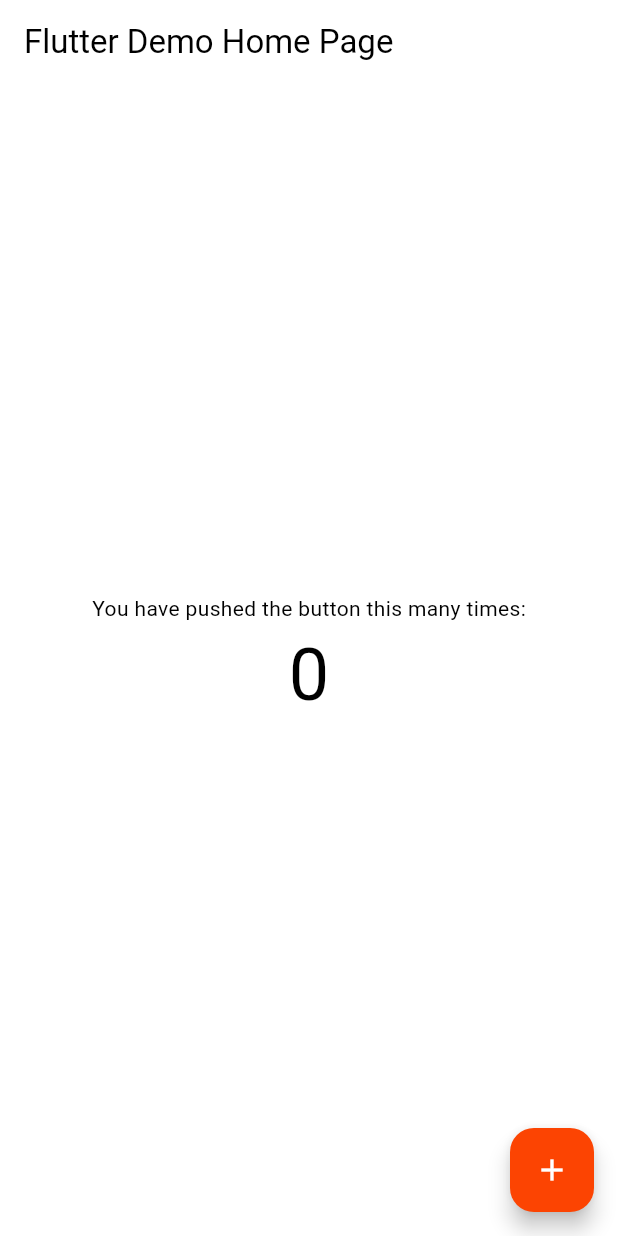
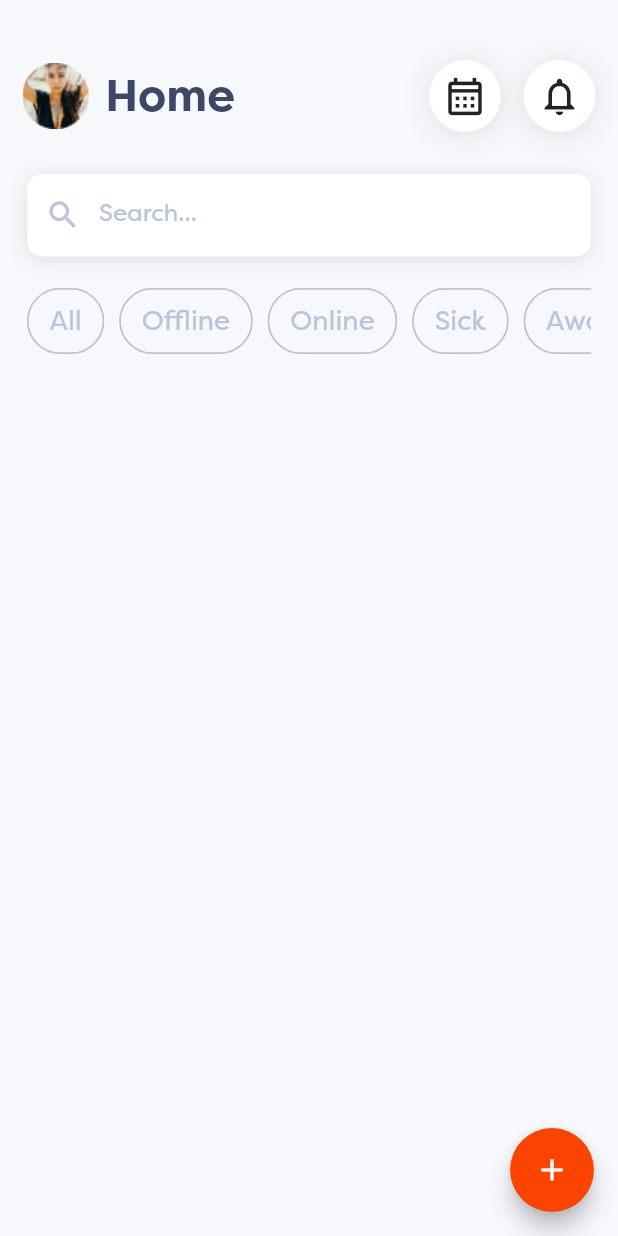
Before and after one commit to APuhanic/cobe-hive-mind-app-flutter, a Flutter app: the screen it shows after launch, on a phone screen of 412 x 824 dp. Run offline on Flutter 3.47's test engine with Material 2 defaults, Android fonts, the phone set to English and light mode, and no system bars.

Commit message:
Chips, search bar

```diff
--- a/lib/main.dart
+++ b/lib/main.dart
@@ -15,13 +15,27 @@
       title: 'Flutter Demo',
       debugShowCheckedModeBanner: false,
       theme: ThemeData(
-        useMaterial3: true,
-        colorScheme: ColorScheme.fromSwatch(
-          backgroundColor: const Color.fromRGBO(242, 247, 255, 1),
-          brightness: Brightness.light,
-        ),
-      ),
+          scaffoldBackgroundColor: const Color.fromRGBO(246, 248, 252, 1),
+          fontFamily: "FilsonPro",
+          textTheme: const TextTheme(
+            bodyLarge: TextStyle(
+              fontSize: 30,
+              fontWeight: FontWeight.w700,
+              color: Color.fromRGBO(61, 71, 102, 1),
+            ),
+            bodyMedium: TextStyle(
+              fontSize: 20,
+              color: Color.fromRGBO(61, 71, 102, 1),
+            ),
+            bodySmall: TextStyle(
+              fontSize: 15,
+              color: Color.fromRGBO(61, 71, 102, 1),
+            ),
+          )),
       home: const HomeScreen(title: 'Flutter Demo Home Page'),
+      builder: (context, child) {
+        return SafeArea(child: child!);
+      },
     );
   }
 }
--- a/lib/screens/home_screen.dart
+++ b/lib/screens/home_screen.dart
@@ -1,3 +1,6 @@
+import 'package:cobe_hive_mobile_app/widgets/app_header.dart';
+import 'package:cobe_hive_mobile_app/widgets/chip_list.dart';
+import 'package:cobe_hive_mobile_app/widgets/search_bar.dart';
 import 'package:flutter/material.dart';
 
 class HomeScreen extends StatelessWidget {
@@ -7,20 +10,25 @@
   @override
   Widget build(BuildContext context) {
     return Scaffold(
-      appBar: AppBar(
-        title: const Text('Flutter Demo Home Page'),
-      ),
-      body: const Center(
+      body: Center(
         child: Column(
-          mainAxisAlignment: MainAxisAlignment.center,
           children: <Widget>[
-            Text(
-              'You have pushed the button this many times:',
+            AppHeader(),
+            Padding(
+              padding:
+                  EdgeInsets.only(left: 18, right: 18, top: 28, bottom: 18),
+              child: CobeSearchBar(),
             ),
-            Text(
-              '0',
-              style: TextStyle(fontSize: 48),
-            ),
+            Padding(
+              padding: const EdgeInsets.only(
+                left: 18,
+                right: 18,
+              ),
+              child: Container(
+                height: 50, //zašto height?
+                child: ChipList(),
+              ),
+            )
           ],
         ),
       ),
--- /dev/null
+++ b/lib/widgets/app_header.dart
@@ -0,0 +1,69 @@
+import 'package:flutter/material.dart';
+
+class AppHeader extends StatelessWidget {
+  const AppHeader({super.key});
+
+  @override
+  Widget build(BuildContext context) {
+    return Padding(
+      padding: const EdgeInsets.only(top: 40, left: 15, right: 15),
+      child: Row(
+        children: [
+          Image.asset(
+            'images/profile_pic.png',
+          ),
+          const SizedBox(width: 10),
+          Text("Home", style: Theme.of(context).textTheme.bodyLarge),
+          Expanded(child: Container()),
+          Container(
+            decoration: const BoxDecoration(
+              color: Color.fromRGBO(255, 255, 255, 1),
+              shape: BoxShape.circle,
+              boxShadow: [
+                BoxShadow(
+                  color: Color.fromRGBO(0, 0, 0, 0.1),
+                  offset: Offset(0, 2),
+                  blurRadius: 15.0,
+                ),
+              ],
+            ),
+            child: IconButton(
+              onPressed: () {},
+              style: IconButton.styleFrom(
+                shape: const CircleBorder(),
+                elevation: 20,
+                backgroundColor: Colors.white,
+              ),
+              icon: const Icon(Icons.calendar_month_outlined),
+              iconSize: 30,
+            ),
+          ),
+          const SizedBox(width: 15),
+          Container(
+            decoration: const BoxDecoration(
+              color: Color.fromRGBO(255, 255, 255, 1),
+              shape: BoxShape.circle,
+              boxShadow: [
+                BoxShadow(
+                  color: Color.fromRGBO(0, 0, 0, 0.1),
+                  offset: Offset(0, 2),
+                  blurRadius: 15.0,
+                ),
+              ],
+            ),
+            child: IconButton(
+              onPressed: () {},
+              style: IconButton.styleFrom(
+                shape: const CircleBorder(),
+                elevation: 8,
+                backgroundColor: Colors.white,
+              ),
+              icon: const Icon(Icons.notifications_outlined),
+              iconSize: 30,
+            ),
+          ),
+        ],
+      ),
+    );
+  }
+}
--- /dev/null
+++ b/lib/widgets/chip_list.dart
@@ -0,0 +1,44 @@
+import 'package:flutter/material.dart';
+
+class ChipList extends StatelessWidget {
+  ChipList({super.key});
+  final List<String> chipsText = [
+    "All",
+    "Offline",
+    "Online",
+    "Sick",
+    "Away",
+    "Vacation",
+    "Parental",
+    "Other"
+  ];
+  @override
+  Widget build(BuildContext context) {
+    return ListView.separated(
+      scrollDirection: Axis.horizontal,
+      itemCount: chipsText.length,
+      itemBuilder: (context, index) {
+        return Chip(
+          label: Padding(
+            padding: const EdgeInsets.all(6.0),
+            child: Text(chipsText[index],
+                style: const TextStyle(
+                  color: Color.fromRGBO(188, 196, 220, 1),
+                  fontSize: 18,
+                  fontWeight: FontWeight.w100,
+                )),
+          ),
+          backgroundColor:
+              const Color.fromRGBO(246, 248, 252, 1), //neradi transparrent?
+          shape: const StadiumBorder(
+            side: BorderSide(
+              color: Color.fromRGBO(188, 196, 220, 1),
+              width: 1,
+            ),
+          ),
+        );
+      },
+      separatorBuilder: (context, index) => const SizedBox(width: 10),
+    );
+  }
+}
--- /dev/null
+++ b/lib/widgets/employee_card.dart
@@ -0,0 +1,85 @@
+import 'package:flutter/material.dart';
+
+class EmployeeCard extends StatelessWidget {
+  EmployeeCard({super.key});
+
+  @override
+  Widget build(BuildContext context) {
+    return Card(
+      elevation: 0,
+      shape: RoundedRectangleBorder(
+        borderRadius: BorderRadius.circular(10),
+      ),
+      child: Container(
+        height: 100,
+        decoration: BoxDecoration(
+          color: const Color.fromRGBO(255, 255, 255, 1),
+          borderRadius: BorderRadius.circular(10),
+          boxShadow: const [
+            BoxShadow(
+              color: Color.fromRGBO(0, 0, 0, 0.1),
+              offset: Offset(0, 2),
+              blurRadius: 10.0,
+            ),
+          ],
+        ),
+        child: Row(
+          children: [
+            Padding(
+              padding: const EdgeInsets.only(left: 18, right: 18),
+              child: Container(
+                width: 60,
+                height: 60,
+                decoration: const BoxDecoration(
+                  shape: BoxShape.circle,
+                  image: DecorationImage(
+                    image: AssetImage("assets/images/employee.png"),
+                    fit: BoxFit.cover,
+                  ),
+                ),
+              ),
+            ),
+            Column(
+              mainAxisAlignment: MainAxisAlignment.center,
+              crossAxisAlignment: CrossAxisAlignment.start,
+              children: [
+                const Text(
+                  "John Doe",
+                  style: TextStyle(
+                    fontSize: 20,
+                    fontWeight: FontWeight.w700,
+                    color: Color.fromRGBO(61, 71, 102, 1),
+                  ),
+                ),
+                const SizedBox(height: 5),
+                const Text(
+                  "Software Engineer",
+                  style: TextStyle(
+                    fontSize: 15,
+                    color: Color.fromRGBO(61, 71, 102, 1),
+                  ),
+                ),
+              ],
+            ),
+            const Spacer(),
+            Padding(
+              padding: const EdgeInsets.only(right: 18),
+              child: Container(
+                width: 60,
+                height: 60,
+                decoration: const BoxDecoration(
+                  shape: BoxShape.circle,
+                  color: Color.fromRGBO(252, 68, 2, 1),
+                ),
+                child: const Icon(
+                  Icons.arrow_forward_ios,
+                  color: Colors.white,
+                ),
+              ),
+            ),
+          ],
+        ),
+      ),
+    );
+  }
+}
--- /dev/null
+++ b/lib/widgets/search_bar.dart
@@ -0,0 +1,37 @@
+import 'package:flutter/material.dart';
+
+class CobeSearchBar extends StatelessWidget {
+  const CobeSearchBar({super.key});
+
+  @override
+  Widget build(BuildContext context) {
+    return Container(
+      height: 55,
+      decoration: BoxDecoration(
+        color: const Color.fromRGBO(255, 255, 255, 1),
+        borderRadius: BorderRadius.circular(10),
+        boxShadow: const [
+          BoxShadow(
+            color: Color.fromRGBO(0, 0, 0, 0.1),
+            offset: Offset(0, 2),
+            blurRadius: 10.0,
+          ),
+        ],
+      ),
+      child: const TextField(
+        decoration: InputDecoration(
+          labelText: 'Search...',
+          labelStyle: TextStyle(
+            color: Color.fromRGBO(188, 196, 220, 1),
+          ),
+          prefixIcon: Icon(
+            Icons.search,
+            color: Color.fromRGBO(188, 196, 220, 1),
+          ),
+          border: InputBorder.none,
+          iconColor: Color.fromRGBO(188, 196, 220, 1),
+        ),
+      ),
+    );
+  }
+}
```
Also changed, not shown: pubspec.yaml (+11 -14 lines), fonts/FilsonProBold.otf (added), fonts/FilsonProRegular.otf (added), images/calendar_icon.png (added), images/profile_photo_employee.png (added), images/profile_pic.png (added).
